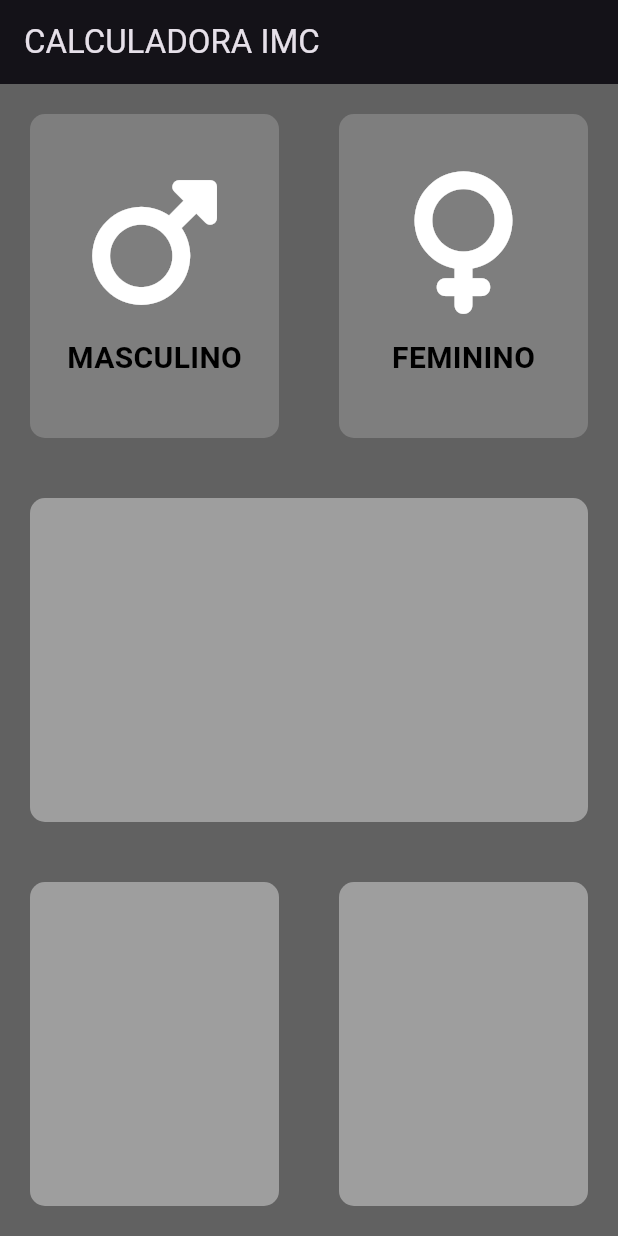
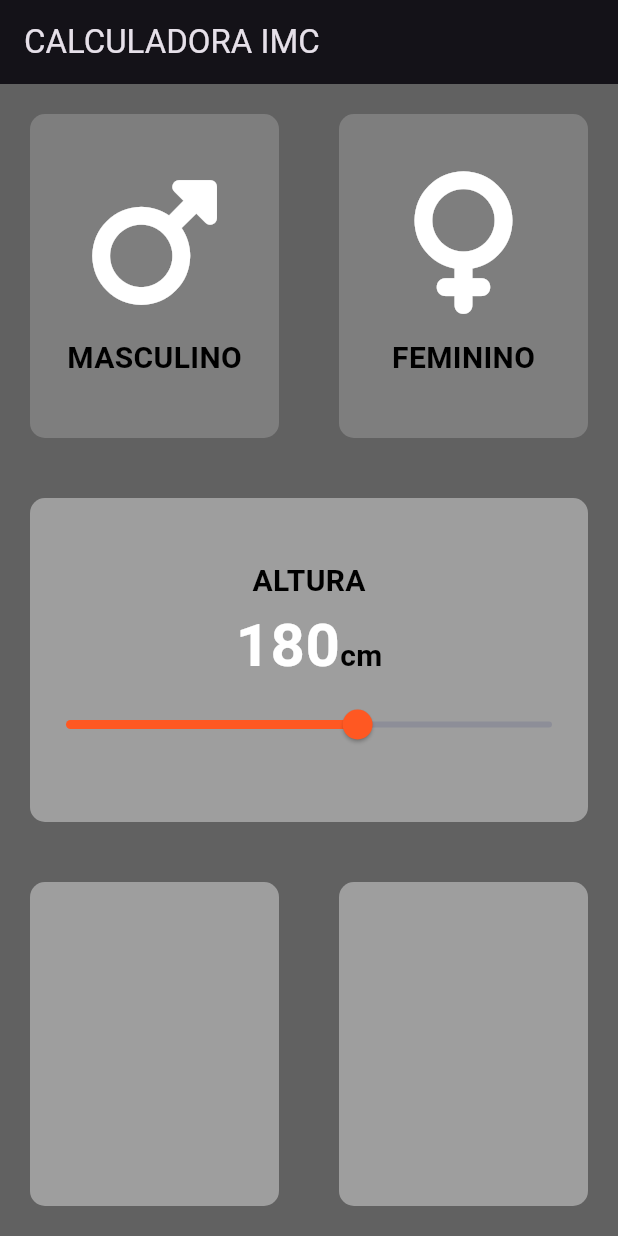
Before and after one commit to Pormiiles/IMC-App, a Flutter app: the screen it shows after launch, on a phone screen of 412 x 824 dp. Run offline on Flutter 3.47's test engine with Material 3 defaults, Android fonts, the phone set to English and light mode, and no system bars; our stand-ins replace font_awesome_flutter.

```diff
--- a/lib/tela_principal.dart
+++ b/lib/tela_principal.dart
@@ -19,6 +19,7 @@ class TelaPrincipal extends StatefulWidget {
 class _TelaPrincipalState extends State<TelaPrincipal> {
   Color corCartaoMasculino = corInativaBotao;
   Color corCartaoFeminino = corInativaBotao;
+  int altura = 180;
 
   void atualizarCor(GeneroEnum generoUser) {
     corCartaoMasculino = generoUser == GeneroEnum.Masculino ? (corCartaoMasculino == corInativaBotao ? corAtivaBotao : corInativaBotao) : corInativaBotao;
@@ -68,6 +69,42 @@ class _TelaPrincipalState extends State<TelaPrincipal> {
                 Expanded(
                   child: CartaoPadrao(
                     corAtivaBotao,
+                    filhoCartao: Column(
+                      mainAxisAlignment: MainAxisAlignment.center,
+                      children: [
+                        Text("ALTURA",
+                          style: TextStyle(color: Colors.black,
+                          fontWeight: FontWeight.bold, fontSize: 20.0),
+                        ),
+                        Row(
+                          mainAxisAlignment: MainAxisAlignment.center,
+                          crossAxisAlignment: CrossAxisAlignment.baseline,
+                          textBaseline: TextBaseline.alphabetic,
+                          children: [
+                            Text(altura.toString(),
+                              style: TextStyle(color: Colors.white,
+                              fontWeight: FontWeight.bold, fontSize: 40.0),
+                            ),
+                            Text("cm",
+                              style: TextStyle(color: Colors.black,
+                              fontWeight: FontWeight.bold, fontSize: 20.0),
+                            ),
+                          ],
+                        ),
+                        Slider(
+                          activeColor: Color(0xFFFF5822),
+                          inactiveColor: Color(0xFF8D8E98),
+                          value: altura.toDouble(),
+                          min: 120.0,
+                          max: 220.0,
+                          onChanged: (double novoValor) {
+                            setState(() {
+                              altura = novoValor.round();
+                            });
+                          },
+                        ),
+                      ],
+                    ),
                   ),
                 ),
               ],
```
